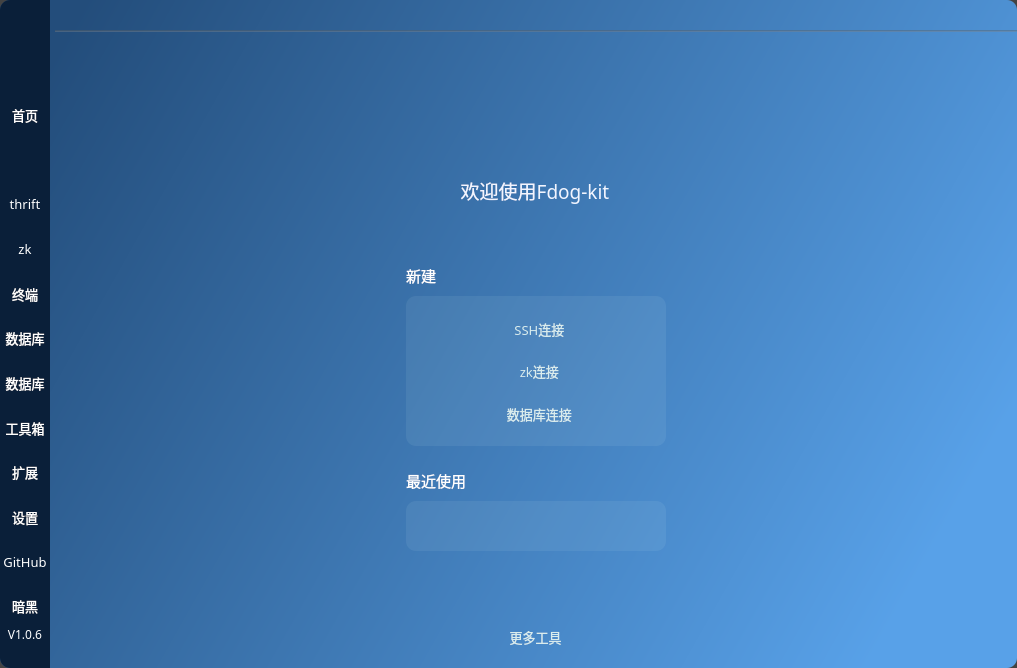
HuaGouFdog/Fdog-Kit, file Fdog-Kit/module_mainwindow/mainwindow.ui: the form before one commit.
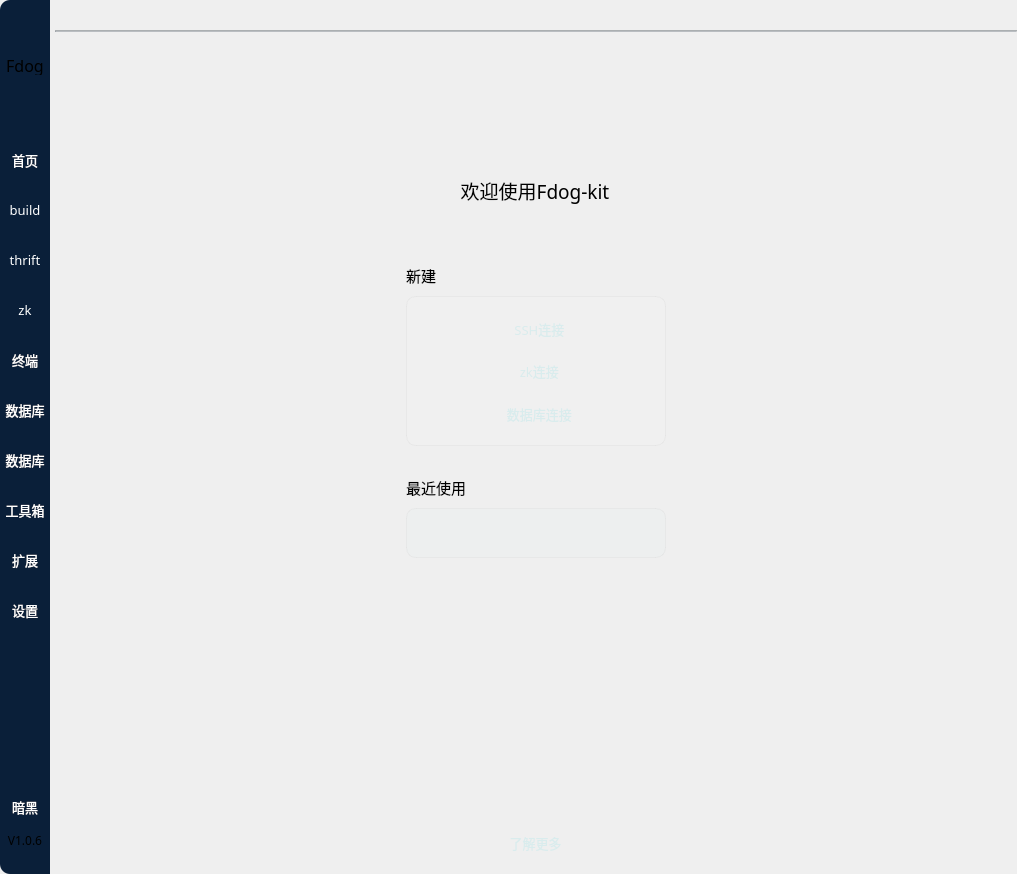
The form after the commit. The open tabs and pages were chosen to show the change. Icons and pictures are not drawn.

```diff
--- a/Fdog-Kit/module_mainwindow/mainwindow.ui
+++ b/Fdog-Kit/module_mainwindow/mainwindow.ui
@@ -7,7 +7,7 @@
     <x>0</x>
     <y>0</y>
     <width>1017</width>
-    <height>668</height>
+    <height>874</height>
    </rect>
   </property>
   <property name="minimumSize">
@@ -40,10 +40,7 @@
     <normaloff>:/lib/icon9.png</normaloff>:/lib/icon9.png</iconset>
   </property>
   <property name="styleSheet">
-   <string notr="true">QMainWindow,QWidget#centralWidget {
-background-color: rgb(67, 67, 67);
-border-radius:10px;
-}
+   <string notr="true">
 
 QMenu {
 
@@ -91,8 +88,42 @@
   <widget class="QWidget" name="centralWidget">
    <property name="styleSheet">
     <string notr="true">#centralWidget {
-	background-color: qlineargradient(spread:pad, x1:0, y1:0.227, x2:1, y2:0.597, stop:0 rgba(35, 77, 123, 255), stop:1 rgba(88, 161, 232, 255));
+border-image: url(:/lib/back1.png);
 border-radius:10px;
+}
+
+QToolButton {
+	color: rgb(217, 236, 237);
+	background-color: rgba(255, 255, 255, 0);
+	border: none;
+}
+
+QToolButton::menu-indicator { 
+	image: None;
+}
+
+ 
+QToolButton:hover {
+	
+	color: rgb(197, 197, 197);
+	background-color: rgba(255, 255, 255, 0);
+	border: none;
+}
+
+#widget_body{
+   background-color: rgba(30, 45, 54, 0);
+}
+
+#widget_welcome_body_widget2_newCreate{
+    border: 1px solid rgba(197, 197, 197,50);
+    background-color: rgba(255, 255, 255, 20);
+    border-radius: 10px;
+}
+
+#widget_use{
+border: 1px solid rgba(197, 197, 197,50);
+background-color: rgba(217, 236, 237, 20);
+border-radius: 10px;
 }</string>
    </property>
    <layout class="QHBoxLayout" name="horizontalLayout_12">
@@ -173,6 +204,57 @@
          </property>
         </widget>
        </item>
+       <item>
+        <spacer name="verticalSpacer_12">
+         <property name="orientation">
+          <enum>Qt::Vertical</enum>
+         </property>
+         <property name="sizeType">
+          <enum>QSizePolicy::Fixed</enum>
+         </property>
+         <property name="sizeHint" stdset="0">
+          <size>
+           <width>20</width>
+           <height>10</height>
+          </size>
+         </property>
+        </spacer>
+       </item>
+       <item>
+        <widget class="QLabel" name="label_name">
+         <property name="minimumSize">
+          <size>
+           <width>0</width>
+           <height>20</height>
+          </size>
+         </property>
+         <property name="maximumSize">
+          <size>
+           <width>16777215</width>
+           <height>20</height>
+          </size>
+         </property>
+         <property name="font">
+          <font>
+           <family>Old English Text MT</family>
+           <pointsize>12</pointsize>
+           <weight>50</weight>
+           <italic>false</italic>
+           <bold>false</bold>
+           <stylestrategy>PreferAntialias</stylestrategy>
+          </font>
+         </property>
+         <property name="styleSheet">
+          <string notr="true"/>
+         </property>
+         <property name="text">
+          <string>Fdog</string>
+         </property>
+         <property name="alignment">
+          <set>Qt::AlignCenter</set>
+         </property>
+        </widget>
+       </item>
        <item>
         <spacer name="verticalSpacer_side_1">
          <property name="orientation">
@@ -243,8 +325,8 @@
           <string>首页</string>
          </property>
          <property name="icon">
-          <iconset resource="../lib.qrc">
-           <normaloff>:/lib/home.png</normaloff>:/lib/home.png</iconset>
+          <iconset resource="../images.qrc">
+           <normaloff>:/module_mainwindow/images/light/home-light.png</normaloff>:/module_mainwindow/images/light/home-light.png</iconset>
          </property>
          <property name="iconSize">
           <size>
@@ -281,7 +363,7 @@
           </font>
          </property>
          <property name="toolTip">
-          <string>构建</string>
+          <string>关于</string>
          </property>
          <property name="styleSheet">
           <string notr="true">QToolButton {
@@ -311,11 +393,11 @@
 }</string>
          </property>
          <property name="text">
-          <string/>
+          <string>build</string>
          </property>
          <property name="icon">
-          <iconset resource="../lib.qrc">
-           <normaloff>:/lib/build.png</normaloff>:/lib/build.png</iconset>
+          <iconset resource="../images.qrc">
+           <normaloff>:/module_mainwindow/images/light/build-light.png</normaloff>:/module_mainwindow/images/light/build-light.png</iconset>
          </property>
          <property name="iconSize">
           <size>
@@ -385,8 +467,8 @@
           <string>thrift</string>
          </property>
          <property name="icon">
-          <iconset resource="../lib.qrc">
-           <normaloff>:/lib/func.png</normaloff>:/lib/func.png</iconset>
+          <iconset resource="../images.qrc">
+           <normaloff>:/module_mainwindow/images/light/func-light.png</normaloff>:/module_mainwindow/images/light/func-light.png</iconset>
          </property>
          <property name="iconSize">
           <size>
@@ -456,8 +538,8 @@
           <string>zk</string>
          </property>
          <property name="icon">
-          <iconset resource="../lib.qrc">
-           <normaloff>:/lib/Zookeeper.png</normaloff>:/lib/Zookeeper.png</iconset>
+          <iconset resource="../images.qrc">
+           <normaloff>:/module_mainwindow/images/light/zookeeper-light.png</normaloff>:/module_mainwindow/images/light/zookeeper-light.png</iconset>
          </property>
          <property name="iconSize">
           <size>
@@ -527,8 +609,8 @@
           <string>终端</string>
          </property>
          <property name="icon">
-          <iconset resource="../lib.qrc">
-           <normaloff>:/lib/shell_side.png</normaloff>:/lib/shell_side.png</iconset>
+          <iconset resource="../images.qrc">
+           <normaloff>:/module_mainwindow/images/light/terminal-light.png</normaloff>:/module_mainwindow/images/light/terminal-light.png</iconset>
          </property>
          <property name="iconSize">
           <size>
@@ -601,8 +683,8 @@
           <string>数据库</string>
          </property>
          <property name="icon">
-          <iconset resource="../lib.qrc">
-           <normaloff>:/lib/mysql.png</normaloff>:/lib/mysql.png</iconset>
+          <iconset resource="../images.qrc">
+           <normaloff>:/module_mainwindow/images/light/mysql-light.png</normaloff>:/module_mainwindow/images/light/mysql-light.png</iconset>
          </property>
          <property name="iconSize">
           <size>
@@ -675,8 +757,8 @@
           <string>数据库</string>
          </property>
          <property name="icon">
-          <iconset resource="../lib.qrc">
-           <normaloff>:/lib/qss.png</normaloff>:/lib/qss.png</iconset>
+          <iconset resource="../images.qrc">
+           <normaloff>:/module_mainwindow/images/light/qss-light.png</normaloff>:/module_mainwindow/images/light/qss-light.png</iconset>
          </property>
          <property name="iconSize">
           <size>
@@ -746,8 +828,8 @@
           <string>工具箱</string>
          </property>
          <property name="icon">
-          <iconset resource="../lib.qrc">
-           <normaloff>:/lib/tool2.png</normaloff>:/lib/tool2.png</iconset>
+          <iconset resource="../images.qrc">
+           <normaloff>:/module_mainwindow/images/light/too-light.png</normaloff>:/module_mainwindow/images/light/too-light.png</iconset>
          </property>
          <property name="iconSize">
           <size>
@@ -817,8 +899,8 @@
           <string>扩展</string>
          </property>
          <property name="icon">
-          <iconset resource="../lib.qrc">
-           <normaloff>:/lib/tool_plugIn.png</normaloff>:/lib/tool_plugIn.png</iconset>
+          <iconset resource="../images.qrc">
+           <normaloff>:/module_mainwindow/images/light/extend-light.png</normaloff>:/module_mainwindow/images/light/extend-light.png</iconset>
          </property>
          <property name="iconSize">
           <size>
@@ -888,8 +970,8 @@
           <string>设置</string>
          </property>
          <property name="icon">
-          <iconset resource="../lib.qrc">
-           <normaloff>:/lib/setting2.png</normaloff>:/lib/setting2.png</iconset>
+          <iconset resource="../images.qrc">
+           <normaloff>:/module_mainwindow/images/light/setting-light.png</normaloff>:/module_mainwindow/images/light/setting-light.png</iconset>
          </property>
          <property name="iconSize">
           <size>
@@ -906,72 +988,17 @@
         </widget>
        </item>
        <item>
-        <widget class="QToolButton" name="toolButton_side_github">
-         <property name="minimumSize">
-          <size>
-           <width>50</width>
-           <height>50</height>
-          </size>
+        <spacer name="verticalSpacer_11">
+         <property name="orientation">
+          <enum>Qt::Vertical</enum>
          </property>
-         <property name="maximumSize">
+         <property name="sizeHint" stdset="0">
           <size>
-           <width>50</width>
-           <height>50</height>
+           <width>20</width>
+           <height>40</height>
           </size>
          </property>
-         <property name="font">
-          <font>
-           <family>OPPOSans B</family>
-           <pointsize>10</pointsize>
-          </font>
-         </property>
-         <property name="toolTip">
-          <string>github</string>
-         </property>
-         <property name="styleSheet">
-          <string notr="true">QToolButton {
-	color: rgb(255, 255, 255);
-	background-color: rgba(94, 255, 210, 0);
-	border: none;
-}
-
-QToolButton::menu-indicator { 
-	image: None;
-}
-
- 
-QToolButton:hover {
-	color: rgb(255, 255, 255);
-	
-	
-	background-color: rgb(26, 53, 83);
-	border: none;
-}
-
-
-QToolTip {
-color:#ced4da;
-background-color: rgb(108, 117, 125, 65);
-border-radius: 2px;
-}</string>
-         </property>
-         <property name="text">
-          <string>GitHub</string>
-         </property>
-         <property name="icon">
-          <iconset resource="../lib.qrc">
-           <normaloff>:/lib/github.png</normaloff>:/lib/github.png</iconset>
-         </property>
-         <property name="iconSize">
-          <size>
-           <width>25</width>
-           <height>25</height>
-          </size>
-         </property>
-         <property name="toolButtonStyle">
-          <enum>Qt::ToolButtonIconOnly</enum>
-         </property>
-        </widget>
+        </spacer>
        </item>
        <item>
         <widget class="QToolButton" name="toolButton_side_theme">
@@ -1010,16 +1037,6 @@
 	image: None;
 }
 
- 
-QToolButton:hover {
-	color: rgb(255, 255, 255);
-	
-	
-	background-color: rgb(26, 53, 83);
-	border: none;
-}
-
-
 QToolTip {
 color:#ced4da;
 background-color: rgb(108, 117, 125, 65);
@@ -1030,8 +1047,8 @@
           <string>暗黑</string>
          </property>
          <property name="icon">
-          <iconset resource="../lib.qrc">
-           <normaloff>:/lib/black_mode.png</normaloff>:/lib/black_mode.png</iconset>
+          <iconset resource="../images.qrc">
+           <normaloff>:/module_mainwindow/images/light/sun-light.png</normaloff>:/module_mainwindow/images/light/sun-light.png</iconset>
          </property>
          <property name="iconSize">
           <size>
@@ -1044,19 +1061,6 @@
          </property>
         </widget>
        </item>
-       <item>
-        <spacer name="verticalSpacer_side_2">
-         <property name="orientation">
-          <enum>Qt::Vertical</enum>
-         </property>
-         <property name="sizeHint" stdset="0">
-          <size>
-           <width>20</width>
-           <height>40</height>
-          </size>
-         </property>
-        </spacer>
-       </item>
        <item>
         <widget class="QLabel" name="label_side_version">
          <property name="minimumSize">
@@ -1073,11 +1077,7 @@
           </font>
          </property>
          <property name="styleSheet">
-          <string notr="true">QLabel {
-color: rgb(255, 255, 255);
-border: none;
-background-color: rgba(255, 255, 255, 0);
-}</string>
+          <string notr="true"/>
          </property>
          <property name="text">
           <string>V1.0.6</string>
@@ -1271,8 +1271,8 @@
              <string/>
             </property>
             <property name="icon">
-             <iconset resource="../lib.qrc">
-              <normaloff>:/lib/icon-minus3.png</normaloff>:/lib/icon-minus3.png</iconset>
+             <iconset resource="../images.qrc">
+              <normaloff>:/module_mainwindow/images/light/min-light.png</normaloff>:/module_mainwindow/images/light/min-light.png</iconset>
             </property>
             <property name="iconSize">
              <size>
@@ -1325,8 +1325,8 @@
              <string/>
             </property>
             <property name="icon">
-             <iconset resource="../lib.qrc">
-              <normaloff>:/lib/Icon_max4.png</normaloff>:/lib/Icon_max4.png</iconset>
+             <iconset resource="../images.qrc">
+              <normaloff>:/module_mainwindow/images/light/max-light.png</normaloff>:/module_mainwindow/images/light/max-light.png</iconset>
             </property>
             <property name="iconSize">
              <size>
@@ -1392,8 +1392,8 @@
              <string/>
             </property>
             <property name="icon">
-             <iconset resource="../lib.qrc">
-              <normaloff>:/lib/icon-close8.png</normaloff>:/lib/icon-close8.png</iconset>
+             <iconset resource="../images.qrc">
+              <normaloff>:/module_mainwindow/images/light/close-light.png</normaloff>:/module_mainwindow/images/light/close-light.png</iconset>
             </property>
             <property name="iconSize">
              <size>
@@ -1464,8 +1464,7 @@
        <item>
         <widget class="QWidget" name="widget_body" native="true">
          <property name="styleSheet">
-          <string notr="true">background-color: rgba(30, 45, 54, 0);
-color: rgb(255, 255, 255);</string>
+          <string notr="true"/>
          </property>
          <layout class="QVBoxLayout" name="verticalLayout_2">
           <property name="spacing">
@@ -1486,8 +1485,7 @@
           <item>
            <widget class="QStackedWidget" name="stackedWidget">
             <property name="styleSheet">
-             <string notr="true">background-color: rgba(30, 45, 54,0);
-color: rgb(255, 255, 255);</string>
+             <string notr="true"/>
             </property>
             <property name="lineWidth">
              <number>1</number>
@@ -1497,8 +1495,7 @@
             </property>
             <widget class="QWidget" name="page_main">
              <property name="styleSheet">
-              <string notr="true">background-color: rgba(30, 45, 54,0);
-color: rgb(255, 255, 255);</string>
+              <string notr="true"/>
              </property>
              <layout class="QVBoxLayout" name="verticalLayout_16">
               <property name="leftMargin">
@@ -1597,6 +1594,9 @@
                         <height>80</height>
                        </size>
                       </property>
+                      <property name="styleSheet">
+                       <string notr="true"/>
+                      </property>
                       <layout class="QHBoxLayout" name="horizontalLayout_3">
                        <property name="leftMargin">
                         <number>0</number>
@@ -1632,7 +1632,7 @@
                           </font>
                          </property>
                          <property name="styleSheet">
-                          <string notr="true">border-image: url(:/lib/icon_80.png);</string>
+                          <string notr="true">border-image: url(:/module_mainwindow/images/dark/iconHome-dark.png);</string>
                          </property>
                          <property name="text">
                           <string/>
@@ -1667,8 +1667,7 @@
                        </font>
                       </property>
                       <property name="styleSheet">
-                       <string notr="true">color: qlineargradient(spread:pad, x1:0.789318, y1:0.358, x2:1, y2:1, stop:0 rgba(0, 213, 205, 255), stop:1 rgba(255, 255, 255, 255));
-color: rgb(242, 245, 255);</string>
+                       <string notr="true"/>
                       </property>
                       <property name="text">
                        <string>欢迎使用Fdog-kit</string>
@@ -1778,6 +1777,9 @@
                            <pointsize>11</pointsize>
                           </font>
                          </property>
+                         <property name="styleSheet">
+                          <string notr="true"/>
+                         </property>
                          <property name="text">
                           <string>新建</string>
                          </property>
@@ -1807,8 +1809,7 @@
                           <cursorShape>PointingHandCursor</cursorShape>
                          </property>
                          <property name="styleSheet">
-                          <string notr="true">background-color: rgba(217, 236, 237, 20);
-border-radius: 10px;</string>
+                          <string notr="true"/>
                          </property>
                          <layout class="QVBoxLayout" name="verticalLayout_10">
                           <property name="spacing">
@@ -1857,23 +1858,7 @@
                              <enum>Qt::LeftToRight</enum>
                             </property>
                             <property name="styleSheet">
-                             <string notr="true">QToolButton {
-	color: rgb(217, 236, 237);
-	background-color: rgba(255, 255, 255, 0);
-	border: none;
-}
-
-QToolButton::menu-indicator { 
-	image: None;
-}
-
- 
-QToolButton:hover {
-	
-	color: rgb(197, 197, 197);
-	background-color: rgba(255, 255, 255, 0);
-	border: none;
-}</string>
+                             <string notr="true"/>
                             </property>
                             <property name="text">
                              <string>  SSH连接</string>
@@ -1912,23 +1897,7 @@
                              <enum>Qt::LeftToRight</enum>
                             </property>
                             <property name="styleSheet">
-                             <string notr="true">QToolButton {
-	color: rgb(217, 236, 237);
-	background-color: rgba(255, 255, 255, 0);
-	border: none;
-}
-
-QToolButton::menu-indicator { 
-	image: None;
-}
-
- 
-QToolButton:hover {
-	
-	color: rgb(197, 197, 197);
-	background-color: rgba(255, 255, 255, 0);
-	border: none;
-}</string>
+                             <string notr="true"/>
                             </property>
                             <property name="text">
                              <string>  zk连接</string>
@@ -1967,23 +1936,7 @@
                              <enum>Qt::LeftToRight</enum>
                             </property>
                             <property name="styleSheet">
-                             <string notr="true">QToolButton {
-	color: rgb(217, 236, 237);
-	background-color: rgba(255, 255, 255, 0);
-	border: none;
-}
-
-QToolButton::menu-indicator { 
-	image: None;
-}
-
- 
-QToolButton:hover {
-	
-	color: rgb(197, 197, 197);
-	background-color: rgba(255, 255, 255, 0);
-	border: none;
-}</string>
+                             <string notr="true"/>
                             </property>
                             <property name="text">
                              <string>  数据库连接</string>
@@ -2042,13 +1995,16 @@
                            <pointsize>11</pointsize>
                           </font>
                          </property>
+                         <property name="styleSheet">
+                          <string notr="true"/>
+                         </property>
                          <property name="text">
                           <string>最近使用</string>
                          </property>
                         </widget>
                        </item>
                        <item>
-                        <widget class="QWidget" name="widget_14" native="true">
+                        <widget class="QWidget" name="widget_use" native="true">
                          <property name="minimumSize">
                           <size>
                            <width>260</width>
@@ -2065,10 +2021,7 @@
                           <cursorShape>PointingHandCursor</cursorShape>
                          </property>
                          <property name="styleSheet">
-                          <string notr="true">#widget_14{
-background-color: rgba(217, 236, 237, 20);
-border-radius: 10px;
-}
+                          <string notr="true">
 
 QToolButton {
 	color: rgb(217, 236, 237);
@@ -2160,6 +2113,9 @@
                               <height>30</height>
                              </size>
                             </property>
+                            <property name="styleSheet">
+                             <string notr="true"/>
+                            </property>
                             <property name="text">
                              <string/>
                             </property>
@@ -2189,6 +2145,9 @@
                               <height>30</height>
                              </size>
                             </property>
+                            <property name="styleSheet">
+                             <string notr="true"/>
+                            </property>
                             <property name="text">
                              <string/>
                             </property>
@@ -2277,7 +2236,7 @@
                            <number>0</number>
                           </property>
                           <item>
-                           <widget class="QToolButton" name="toolButton_24">
+                           <widget class="QToolButton" name="toolButton_more">
                             <property name="font">
                              <font>
                               <family>OPPOSans B</family>
@@ -2288,26 +2247,10 @@
                              <cursorShape>PointingHandCursor</cursorShape>
                             </property>
                             <property name="styleSheet">
-                             <string notr="true">QToolButton {
-	color: rgb(217, 236, 237);
-	background-color: rgba(255, 255, 255, 0);
-	border: none;
-}
-
-QToolButton::menu-indicator { 
-	image: None;
-}
-
- 
-QToolButton:hover {
-	
-	color: rgb(197, 197, 197);
-	background-color: rgba(255, 255, 255, 0);
-	border: none;
-}</string>
+                             <string notr="true"/>
                             </property>
                             <property name="text">
-                             <string>更多工具</string>
+                             <string>了解更多</string>
                             </property>
                            </widget>
                           </item>
@@ -2442,6 +2385,8 @@
                      <font>
                       <family>OPPOSans B</family>
                       <pointsize>11</pointsize>
+                      <weight>50</weight>
+                      <bold>false</bold>
                       <stylestrategy>PreferAntialias</stylestrategy>
                      </font>
                     </property>
@@ -2848,7 +2793,7 @@
 color: rgb(255, 255, 255);</string>
                     </property>
                     <property name="currentIndex">
-                     <number>4</number>
+                     <number>0</number>
                     </property>
                     <widget class="QWidget" name="page_4">
                      <layout class="QVBoxLayout" name="verticalLayout_22">
```
Left out of the diff: 1 changed line with no effect on the pictures.
